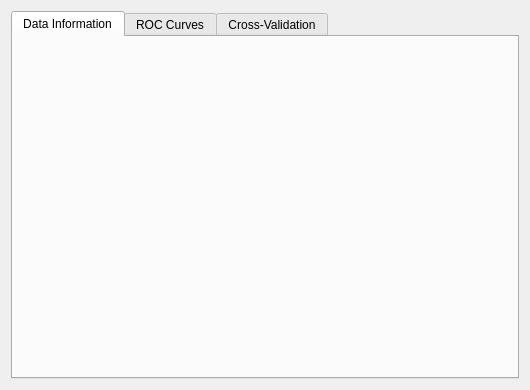
Before: the Qt Designer form MLDemos/statisticsDialog.ui in b4silio/MLDemos, drawn with Qt 5.
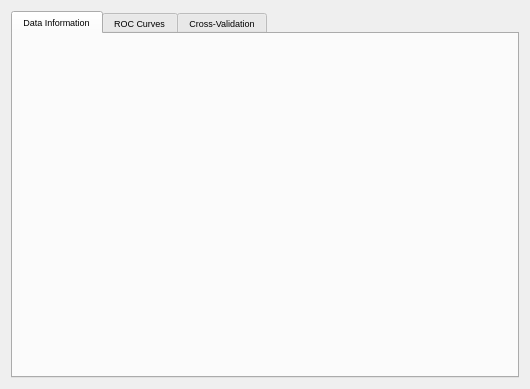
After: the same form once the commit is applied.

What changed in the file:
```diff
--- a/MLDemos/statisticsDialog.ui
+++ b/MLDemos/statisticsDialog.ui
@@ -22,6 +22,11 @@
   <layout class="QVBoxLayout" name="verticalLayout_3">
    <item>
     <widget class="QTabWidget" name="tabWidget">
+     <property name="font">
+      <font>
+       <pointsize>7</pointsize>
+      </font>
+     </property>
      <property name="currentIndex">
       <number>0</number>
      </property>
@@ -44,6 +49,11 @@
            <height>320</height>
           </size>
          </property>
+         <property name="font">
+          <font>
+           <pointsize>7</pointsize>
+          </font>
+         </property>
          <property name="text">
           <string/>
          </property>
@@ -69,6 +79,11 @@
            <height>320</height>
           </size>
          </property>
+         <property name="font">
+          <font>
+           <pointsize>7</pointsize>
+          </font>
+         </property>
         </widget>
        </item>
       </layout>
```
